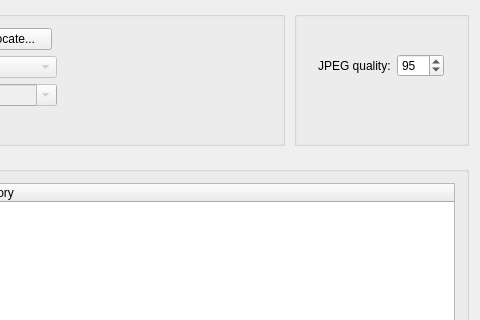
This is mainwindow.ui in awthwathje/SteaScree as Qt 5 draws it before an edit; both pictures show x 262 to 742 and y 0 to 320 of the 742 by 704 pixel window. The edited form follows.
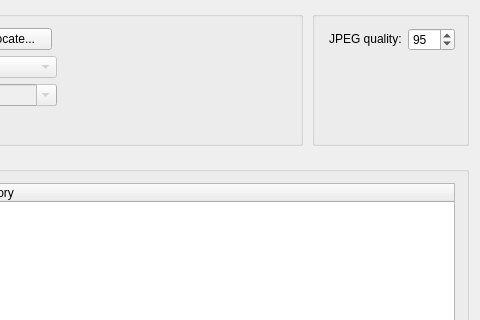
This is the edited form. Custom widgets are drawn as their Qt base class.

Diff of the .ui file:
```diff
--- a/mainwindow.ui
+++ b/mainwindow.ui
@@ -764,7 +764,7 @@
       <item row="0" column="4" rowspan="2">
        <widget class="QGroupBox" name="groupBox">
         <property name="sizePolicy">
-         <sizepolicy hsizetype="Minimum" vsizetype="Preferred">
+         <sizepolicy hsizetype="Maximum" vsizetype="Preferred">
           <horstretch>0</horstretch>
           <verstretch>0</verstretch>
          </sizepolicy>
@@ -777,7 +777,7 @@
         </property>
         <property name="maximumSize">
          <size>
-          <width>175</width>
+          <width>16777215</width>
           <height>16777215</height>
          </size>
         </property>
@@ -787,33 +787,40 @@
         <property name="alignment">
          <set>Qt::AlignRight|Qt::AlignTop|Qt::AlignTrailing</set>
         </property>
-        <widget class="QWidget" name="">
-         <property name="geometry">
-          <rect>
-           <x>7</x>
-           <y>32</y>
-           <width>161</width>
-           <height>28</height>
-          </rect>
-         </property>
+        <layout class="QVBoxLayout" name="verticalLayout">
+         <item>
+          <layout class="QGridLayout" name="gridLayout_3">
+           <property name="sizeConstraint">
+            <enum>QLayout::SetNoConstraint</enum>
+           </property>
+           <item row="0" column="0">
          <layout class="QHBoxLayout" name="horizontalLayout">
           <property name="spacing">
            <number>0</number>
           </property>
           <property name="sizeConstraint">
-           <enum>QLayout::SetMinimumSize</enum>
+              <enum>QLayout::SetDefaultConstraint</enum>
           </property>
           <item>
            <widget class="QLabel" name="label_2">
             <property name="sizePolicy">
-             <sizepolicy hsizetype="Fixed" vsizetype="Preferred">
+                <sizepolicy hsizetype="Fixed" vsizetype="Fixed">
               <horstretch>0</horstretch>
               <verstretch>0</verstretch>
              </sizepolicy>
             </property>
+               <property name="styleSheet">
+                <string notr="true">margin-right: 3px;</string>
+               </property>
             <property name="text">
              <string>JPEG quality:</string>
             </property>
+               <property name="alignment">
+                <set>Qt::AlignLeading|Qt::AlignLeft|Qt::AlignTop</set>
+               </property>
+               <property name="margin">
+                <number>0</number>
+               </property>
            </widget>
           </item>
           <item>
@@ -824,6 +831,9 @@
               <verstretch>0</verstretch>
              </sizepolicy>
             </property>
+               <property name="styleSheet">
+                <string notr="true"/>
+               </property>
             <property name="minimum">
              <number>1</number>
             </property>
@@ -836,7 +846,23 @@
            </widget>
           </item>
          </layout>
-        </widget>
+           </item>
+          </layout>
+         </item>
+         <item>
+          <spacer name="verticalSpacer_2">
+           <property name="orientation">
+            <enum>Qt::Vertical</enum>
+           </property>
+           <property name="sizeHint" stdset="0">
+            <size>
+             <width>20</width>
+             <height>40</height>
+            </size>
+           </property>
+          </spacer>
+         </item>
+        </layout>
        </widget>
       </item>
      </layout>
```
Left out of the diff: 16 changed lines with no effect on the pictures. Lines whose indentation alone changed are shown as unchanged.
